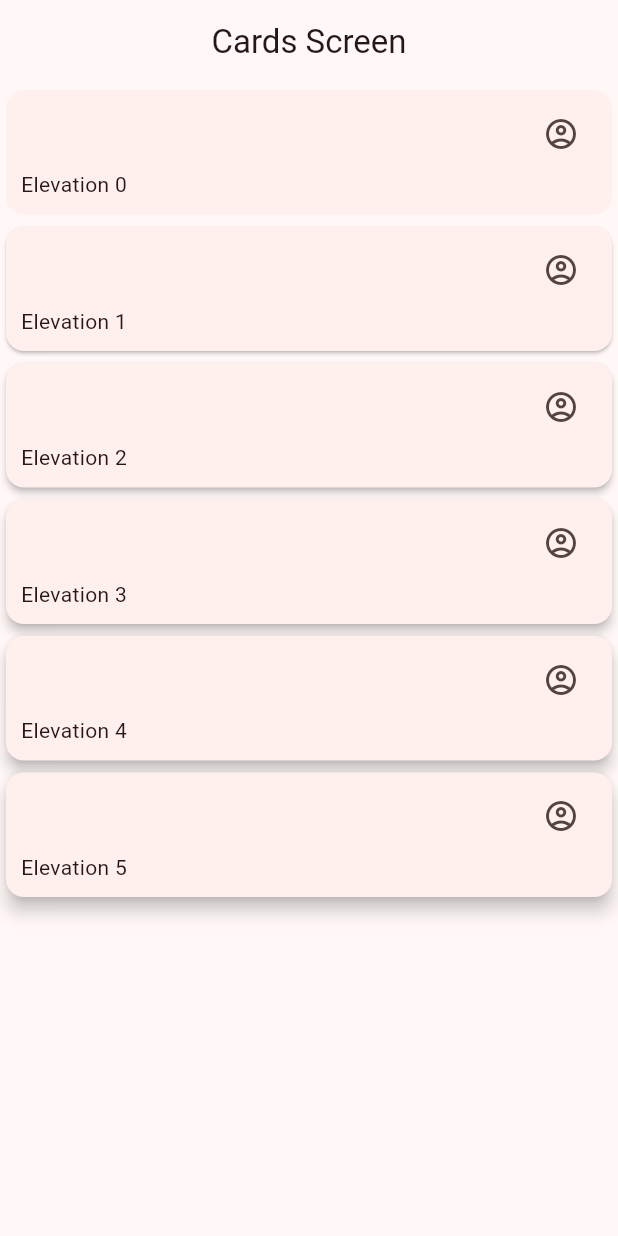
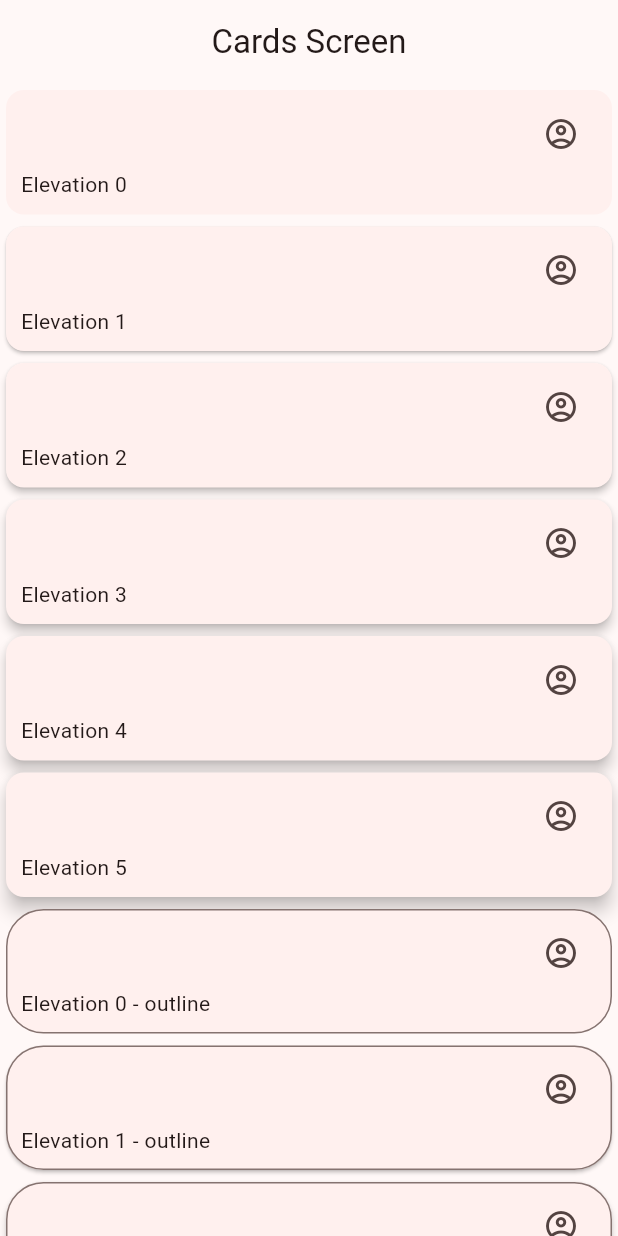
Before and after one commit to FernandoAjset/widgets_app, a Flutter app: the CardsScreen screen opened by its route, on a phone screen of 412 x 824 dp. Run offline on Flutter 3.47's test engine with Material 2 defaults, Android fonts, the phone set to English and light mode, and no system bars; our stand-ins replace go_router.

Commit message:
Agregado tarjetas con borde.

```diff
--- a/lib/presentation/screens/cards/cards_screen.dart
+++ b/lib/presentation/screens/cards/cards_screen.dart
@@ -33,7 +33,9 @@ class _CardsView extends StatelessWidget {
       child: Column(
         children: [
           ...cards.map((card) =>
-              _CardType1(elevation: card['elevation'], label: card['label']))
+              _CardType1(elevation: card['elevation'], label: card['label'])),
+          ...cards.map((card) =>
+              _CardType2(elevation: card['elevation'], label: card['label']))
         ],
       ),
     );
@@ -66,3 +68,36 @@ class _CardType1 extends StatelessWidget {
     );
   }
 }
+
+class _CardType2 extends StatelessWidget {
+  final String label;
+  final double elevation;
+  const _CardType2({required this.label, required this.elevation});
+
+  @override
+  Widget build(BuildContext context) {
+    final colors = Theme.of(context).colorScheme;
+
+    return Card(
+      shape: RoundedRectangleBorder(
+        side: BorderSide(color: colors.outline),
+        borderRadius: const BorderRadius.all(Radius.circular(25)),
+      ),
+      elevation: elevation,
+      child: Padding(
+        padding: const EdgeInsets.fromLTRB(10, 5, 10, 10),
+        child: Column(children: [
+          Align(
+              alignment: Alignment.topRight,
+              child: IconButton(
+                  onPressed: () {},
+                  icon: const Icon(Icons.account_circle_outlined))),
+          Align(
+            alignment: Alignment.bottomLeft,
+            child: Text('$label - outline'),
+          )
+        ]),
+      ),
+    );
+  }
+}
```
